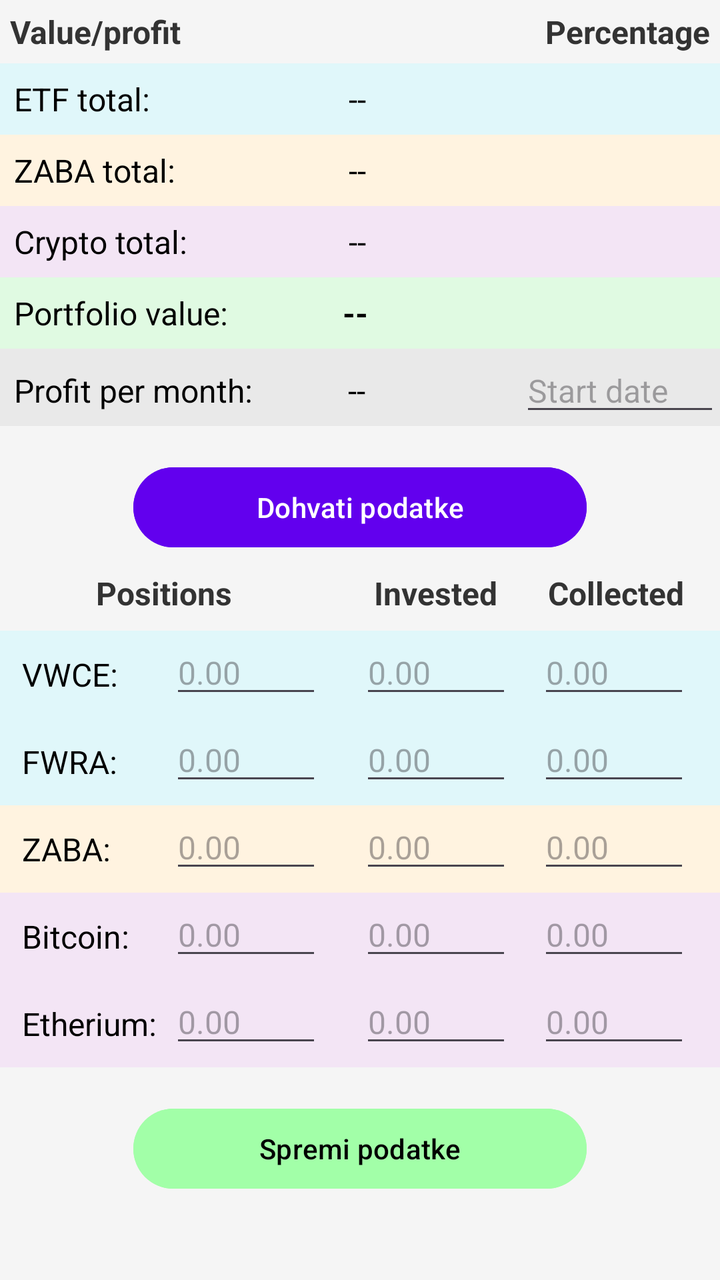
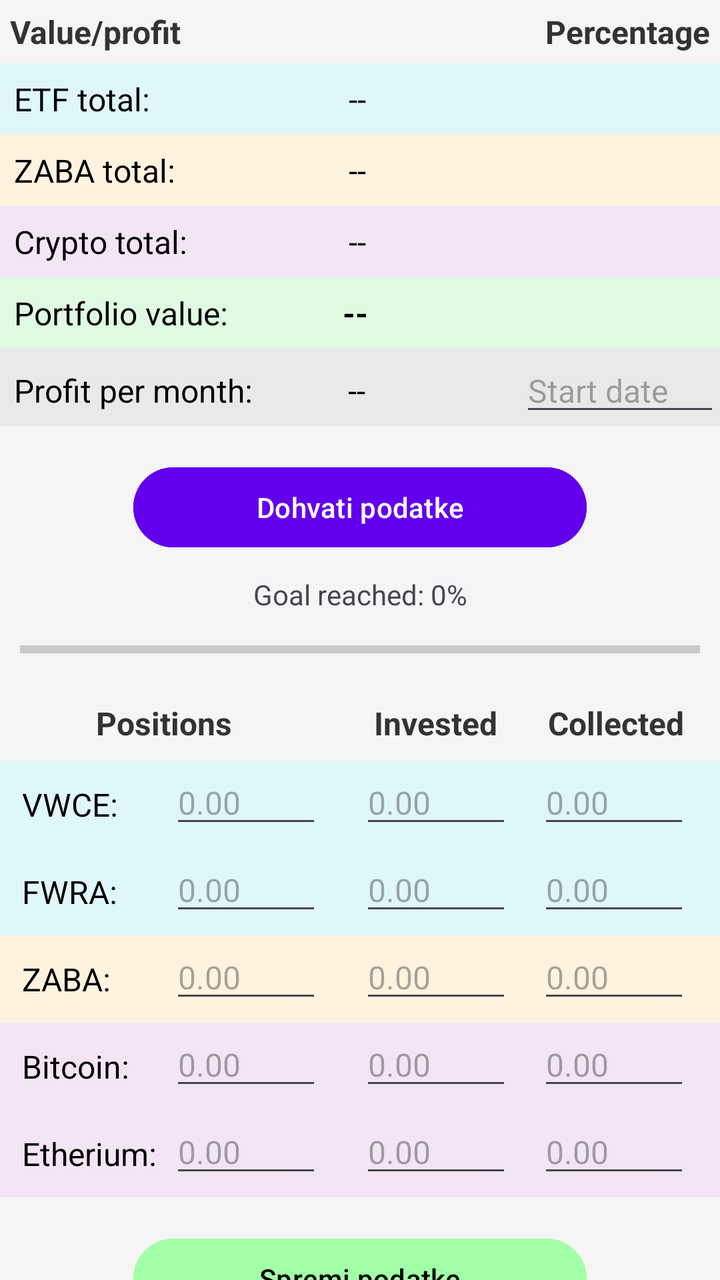

Compare the two renders of this Android layout. The source of the first and the diff that turns it into the second are given below.
<!-- AndroidManifest.xml: application theme Theme.PortfolioViewer -->
<!-- res/layout/home_activity.xml -->
<?xml version="1.0" encoding="utf-8"?>
<androidx.constraintlayout.widget.ConstraintLayout xmlns:android="http://schemas.android.com/apk/res/android"
    xmlns:app="http://schemas.android.com/apk/res-auto"
    xmlns:tools="http://schemas.android.com/tools"
    android:id="@+id/home"
    android:layout_width="match_parent"
    android:layout_height="match_parent"
    tools:context=".MainActivity"
    android:background="#F5F5F5">

    <TextView
        android:id="@+id/valueProfitText"
        android:layout_width="wrap_content"
        android:layout_height="wrap_content"
        android:gravity="start"
        android:padding="5dp"
        android:text="Value/profit"
        android:textColor="#333"
        android:textSize="16sp"
        android:textStyle="bold"
        app:layout_constraintStart_toStartOf="parent"
        app:layout_constraintTop_toTopOf="parent" />

    <TextView
        android:id="@+id/percentageText"
        android:layout_width="wrap_content"
        android:layout_height="wrap_content"
        android:text="Percentage"
        android:textSize="16sp"
        android:textStyle="bold"
        android:textColor="#333"
        android:padding="5dp"
        app:layout_constraintTop_toTopOf="parent"
        app:layout_constraintEnd_toEndOf="parent"
        android:gravity="end"/>

    
    <FrameLayout
        android:id="@+id/etfFrame"
        android:layout_width="match_parent"
        android:layout_height="wrap_content"
        app:layout_constraintTop_toBottomOf="@+id/percentageText"
        app:layout_constraintStart_toStartOf="parent"
        app:layout_constraintEnd_toEndOf="parent">
        <TextView
            android:layout_width="match_parent"
            android:layout_height="wrap_content"
            android:text="ETF total:"
            android:textSize="16sp"
            android:textColor="#000"
            android:background="#E0F7FA"
            android:padding="7dp"
            app:layout_constraintTop_toBottomOf="@id/valueProfitText"
            app:layout_constraintStart_toStartOf="parent"
            app:layout_constraintEnd_toEndOf="parent" />

        <TextView
            android:id="@+id/etfValue"
            android:layout_width="95dp"
            android:layout_height="match_parent"
            android:text="--"
            android:textSize="16sp"
            android:padding="7sp"
            android:layout_marginStart="95dp"
            android:textColor="#000"
            android:textAlignment="textEnd"
            />
        <TextView
            android:id="@+id/etfProfit"
            android:layout_width="105dp"
            android:layout_height="match_parent"
            android:textSize="16sp"
            android:padding="7sp"
            android:layout_marginStart="190dp"
            android:textAlignment="textEnd"
            />
        <TextView
            android:id="@+id/etfPercentage"
            android:layout_width="wrap_content"
            android:layout_height="match_parent"
            android:layout_gravity="right"
            android:hint=""
            android:textSize="16sp"
            android:padding="7sp"
            />
    </FrameLayout>

    <FrameLayout
        android:id="@+id/zabaFrame"
        android:layout_width="match_parent"
        android:layout_height="wrap_content"
        app:layout_constraintTop_toBottomOf="@+id/etfFrame"
        app:layout_constraintStart_toStartOf="parent"
        app:layout_constraintEnd_toEndOf="parent">
        
        <TextView
            android:layout_width="match_parent"
            android:layout_height="wrap_content"
            android:text="ZABA total:"
            android:textSize="16sp"
            android:textColor="#000"
            android:background="#FFF3E0"
            android:padding="7sp"
            app:layout_constraintTop_toBottomOf="@id/etfValue"
            app:layout_constraintStart_toStartOf="parent"
            app:layout_constraintEnd_toEndOf="parent" />
        <TextView
            android:id="@+id/zabaValue"
            android:layout_width="95dp"
            android:layout_height="match_parent"
            android:text="--"
            android:textSize="16sp"
            android:padding="7sp"
            android:layout_marginStart="95dp"
            android:textColor="#000"
            android:textAlignment="textEnd"
            />
        <TextView
            android:id="@+id/zabaProfit"
            android:layout_width="105dp"
            android:layout_height="match_parent"
            android:textSize="16sp"
            android:padding="7sp"
            android:layout_marginStart="190dp"
            android:textAlignment="textEnd"
            />

        <TextView
            android:id="@+id/zabaPercentage"
            android:layout_width="wrap_content"
            android:layout_height="match_parent"
            android:layout_gravity="right"
            android:hint=""
            android:textSize="16sp"
            android:padding="7sp"
            />
    </FrameLayout>

    <FrameLayout
        android:id="@+id/cryptoFrame"
        android:layout_width="match_parent"
        android:layout_height="wrap_content"
        app:layout_constraintTop_toBottomOf="@+id/zabaFrame"
        app:layout_constraintStart_toStartOf="parent"
        app:layout_constraintEnd_toEndOf="parent">
        <TextView
            android:layout_width="match_parent"
            android:layout_height="wrap_content"
            android:text="Crypto total:"
            android:textSize="16sp"
            android:textColor="#000"
            android:background="#F3E5F5"
            android:padding="7sp"
            app:layout_constraintTop_toBottomOf="@id/zabaFrame"
            app:layout_constraintStart_toStartOf="parent"
            app:layout_constraintEnd_toEndOf="parent" />
        <TextView
            android:id="@+id/cryptoValue"
            android:layout_width="95dp"
            android:layout_height="match_parent"
            android:text="--"
            android:textSize="16sp"
            android:padding="7sp"
            android:layout_marginStart="95dp"
            android:textColor="#000"
            android:textAlignment="textEnd"
            />
        <TextView
            android:id="@+id/cryptoPercentage"
            android:layout_width="wrap_content"
            android:layout_height="match_parent"
            android:layout_gravity="right"
            android:hint=""
            android:textSize="16sp"
            android:padding="7sp"
            />

        <TextView
            android:id="@+id/cryptoProfit"
            android:layout_width="105dp"
            android:layout_height="match_parent"
            android:layout_marginStart="190dp"
            android:padding="7sp"
            android:textAlignment="textEnd"
            android:textSize="16sp" />
    </FrameLayout>

    <FrameLayout
        android:id="@+id/portfolioFrame"
        android:layout_width="match_parent"
        android:layout_height="wrap_content"
        app:layout_constraintTop_toBottomOf="@+id/cryptoFrame"
        app:layout_constraintStart_toStartOf="parent"
        app:layout_constraintEnd_toEndOf="parent">
        <TextView
            android:layout_width="match_parent"
            android:layout_height="wrap_content"
            android:text="Portfolio value:"
            android:textSize="16sp"
            android:textColor="#000"
            android:background="#E0FAE2"
            android:padding="7sp"
            app:layout_constraintTop_toBottomOf="@id/cryptoFrame"
            app:layout_constraintStart_toStartOf="parent"
            app:layout_constraintEnd_toEndOf="parent" />

        <TextView
            android:id="@+id/portfolioValue"
            android:layout_width="105dp"
            android:layout_height="match_parent"
            android:text="--      "
            android:textSize="16sp"
            android:padding="7sp"
            android:layout_marginStart="110dp"
            android:textColor="#000"
            android:textStyle="bold"
            android:textAlignment="textEnd"
            />
        <TextView
            android:id="@+id/portfolioProfit"
            android:layout_width="wrap_content"
            android:layout_height="match_parent"
            android:textSize="16sp"
            android:padding="7sp"
            android:textStyle="bold"
            android:layout_marginStart="215dp"
            android:textAlignment="textEnd"
            />
    </FrameLayout>

    <FrameLayout
        android:id="@+id/profitFrame"
        android:layout_width="match_parent"
        android:layout_height="wrap_content"
        app:layout_constraintTop_toBottomOf="@+id/portfolioFrame"
        app:layout_constraintStart_toStartOf="parent"
        app:layout_constraintEnd_toEndOf="parent"
        android:background="#E9E9E9">
        <TextView
            android:layout_width="match_parent"
            android:layout_height="match_parent"
            android:text="Profit per month:"
            android:textSize="16sp"
            android:textColor="#000"
            android:padding="7sp"
            android:layout_marginTop="3dp"
            app:layout_constraintTop_toBottomOf="@id/cryptoFrame"
            app:layout_constraintStart_toStartOf="parent"
            app:layout_constraintEnd_toEndOf="parent"
            />

        <TextView
            android:id="@+id/profitPerMonth"
            android:layout_width="wrap_content"
            android:layout_height="match_parent"
            android:text="        --"
            android:textSize="16sp"
            android:layout_marginTop="3dp"
            android:padding="7sp"
            android:layout_marginStart="135dp"
            android:textColor="#000"
            />

        <EditText
            android:id="@+id/startOfInvestingDate"
            android:layout_width="100dp"
            android:layout_height="wrap_content"
            android:hint="Start date"
            android:focusable="false"
            android:clickable="true"
            android:inputType="none"
            android:layout_gravity="end"
            android:textSize="16sp"/>
    </FrameLayout>

    
    <Button
        android:id="@+id/fetchButton"
        android:layout_width="0dp"
        android:layout_height="wrap_content"
        android:text="Dohvati podatke"
        android:textAllCaps="false"
        android:backgroundTint="#6200EE"
        android:textColor="#FFFFFF"
        android:padding="7sp"
        android:layout_marginTop="50px"
        android:layout_marginLeft="200px"
        android:layout_marginRight="200px"
        app:layout_constraintTop_toBottomOf="@id/profitFrame"
        app:layout_constraintStart_toStartOf="parent"
        app:layout_constraintEnd_toEndOf="parent" />

    <TextView
        android:id="@+id/positionsText"
        android:layout_width="wrap_content"
        android:layout_height="wrap_content"
        android:padding="8dp"
        android:text="Positions"
        android:textColor="#333"
        android:textSize="16sp"
        android:textStyle="bold"
        android:layout_marginStart="40dp"
        app:layout_constraintStart_toStartOf="parent"
        app:layout_constraintTop_toBottomOf="@+id/fetchButton" />

    <TextView
        android:id="@+id/investedText"
        android:layout_width="wrap_content"
        android:layout_height="wrap_content"
        android:padding="8dp"
        android:text="Invested"
        android:textColor="#333"
        android:textSize="16sp"
        android:textStyle="bold"
        app:layout_constraintStart_toEndOf="@+id/positionsText"
        app:layout_constraintTop_toBottomOf="@+id/fetchButton"
        android:layout_marginLeft="55dp" />

    <TextView
        android:id="@+id/collectedText"
        android:layout_width="wrap_content"
        android:layout_height="wrap_content"
        android:layout_marginLeft="60dp"
        android:padding="8dp"
        android:text="Collected"
        android:textColor="#333"
        android:textSize="16sp"
        android:textStyle="bold"
        android:gravity="end"
        android:layout_marginRight="10dp"
        app:layout_constraintEnd_toEndOf="parent"
        app:layout_constraintTop_toBottomOf="@+id/fetchButton" />

    <FrameLayout
        android:id="@+id/vwceAmount"
        android:layout_width="match_parent"
        android:layout_height="wrap_content"
        app:layout_constraintTop_toBottomOf="@+id/positionsText"
        app:layout_constraintStart_toStartOf="parent"
        app:layout_constraintEnd_toEndOf="parent">

        <TextView
            android:layout_width="match_parent"
            android:layout_height="wrap_content"
            android:background="#E0F7FA"
            android:text="VWCE:"
            android:textColor="#000"
            android:textSize="16sp"
            android:padding="11sp"
            />
        <EditText
            android:id="@+id/vwceInput"
            android:layout_width="wrap_content"
            android:layout_height="wrap_content"
            android:ems="4"
            android:hint="0.00"
            android:inputType="numberDecimal"
            android:layout_marginStart="85dp"
            android:textSize="16sp"
            />
        <EditText
            android:id="@+id/vwceMoneyInvested"
            android:layout_width="wrap_content"
            android:layout_height="wrap_content"
            android:ems="4"
            android:hint="0.00"
            android:inputType="numberDecimal"
            android:layout_marginEnd="10dp"
            android:layout_marginStart="180dp"
            android:textSize="16sp"
            />
        <EditText
            android:id="@+id/vwceMoneyCollected"
            android:layout_width="wrap_content"
            android:layout_height="wrap_content"
            android:ems="4"
            android:hint="0.00"
            android:inputType="numberDecimal"
            android:layout_marginEnd="15dp"
            android:layout_gravity="end"
            android:textSize="16sp"
            />
    </FrameLayout>

    

    <FrameLayout
        android:id="@+id/fwraAmount"
        android:layout_width="match_parent"
        android:layout_height="wrap_content"
        app:layout_constraintTop_toBottomOf="@+id/vwceAmount"
        app:layout_constraintStart_toStartOf="parent"
        app:layout_constraintEnd_toEndOf="parent">
        <TextView
            android:layout_width="match_parent"
            android:layout_height="wrap_content"
            android:background="#E0F7FA"
            android:enabled="true"
            android:padding="11dp"
            android:text="FWRA:"
            android:textColor="#000"
            android:textSize="16sp" />

        <EditText
            android:id="@+id/fwraInput"
            android:layout_width="wrap_content"
            android:layout_height="wrap_content"
            android:ems="4"
            android:hint="0.00"
            android:layout_marginStart="85dp"
            android:inputType="numberDecimal"
            android:textSize="16sp"
            />
        <EditText
            android:id="@+id/fwraMoneyInvested"
            android:layout_width="wrap_content"
            android:layout_height="wrap_content"
            android:ems="4"
            android:hint="0.00"
            android:inputType="numberDecimal"
            android:layout_marginEnd="10dp"
            android:layout_marginStart="180dp"
            android:textSize="16sp"/>
        <EditText
            android:id="@+id/fwraMoneyCollected"
            android:layout_width="wrap_content"
            android:layout_height="wrap_content"
            android:ems="4"
            android:hint="0.00"
            android:inputType="numberDecimal"
            android:layout_marginEnd="15dp"
            android:layout_gravity="end"
            android:textSize="16sp"
            />
    </FrameLayout>

    
    <FrameLayout
        android:id="@+id/zabaAmount"
        android:layout_width="match_parent"
        android:layout_height="wrap_content"
        app:layout_constraintTop_toBottomOf="@+id/fwraAmount"
        app:layout_constraintStart_toStartOf="parent"
        app:layout_constraintEnd_toEndOf="parent">
        <TextView
            android:layout_width="match_parent"
            android:layout_height="wrap_content"
            android:background="#FFF3E0"
            android:enabled="true"
            android:padding="11dp"
            android:text="ZABA:"
            android:textColor="#000"
            android:textSize="16sp" />

        <EditText
            android:id="@+id/zabaInput"
            android:layout_width="wrap_content"
            android:layout_height="wrap_content"
            android:ems="4"
            android:hint="0.00"
            android:layout_marginStart="85dp"
            android:inputType="numberDecimal"
            android:textSize="16sp"
            />
        <EditText
            android:id="@+id/zabaMoneyInvested"
            android:layout_width="wrap_content"
            android:layout_height="wrap_content"
            android:ems="4"
            android:hint="0.00"
            android:inputType="numberDecimal"
            android:layout_marginEnd="10dp"
            android:layout_marginStart="180dp"
            android:textSize="16sp"
            />
        <EditText
            android:id="@+id/zabaMoneyCollected"
            android:layout_width="wrap_content"
            android:layout_height="wrap_content"
            android:ems="4"
            android:hint="0.00"
            android:inputType="numberDecimal"
            android:layout_marginEnd="15dp"
            android:layout_gravity="end"
            android:textSize="16sp"
            />
    </FrameLayout>

    

    <FrameLayout
        android:id="@+id/bitcoinAmount"
        android:layout_width="match_parent"
        android:layout_height="wrap_content"
        app:layout_constraintTop_toBottomOf="@+id/zabaAmount"
        app:layout_constraintStart_toStartOf="parent"
        app:layout_constraintEnd_toEndOf="parent">
        <TextView
            android:layout_width="match_parent"
            android:layout_height="wrap_content"
            android:background="#F3E5F5"
            android:enabled="true"
            android:padding="11dp"
            android:text="Bitcoin:"
            android:textColor="#000"
            android:textSize="16sp"
            />
        <EditText
            android:id="@+id/bitcoinInput"
            android:layout_width="wrap_content"
            android:layout_height="wrap_content"
            android:ems="4"
            android:hint="0.00"
            android:layout_marginStart="85dp"
            android:inputType="numberDecimal"
            android:textSize="16sp"
            />
        <EditText
            android:id="@+id/bitcoinMoneyInvested"
            android:layout_width="wrap_content"
            android:layout_height="wrap_content"
            android:ems="4"
            android:hint="0.00"
            android:inputType="numberDecimal"
            android:layout_marginEnd="10dp"
            android:layout_marginStart="180dp"
            android:textSize="16sp"
            />
        <EditText
            android:id="@+id/bitcoinMoneyCollected"
            android:layout_width="wrap_content"
            android:layout_height="wrap_content"
            android:ems="4"
            android:hint="0.00"
            android:inputType="numberDecimal"
            android:layout_marginEnd="15dp"
            android:layout_gravity="end"
            android:textSize="16sp"
            />
    </FrameLayout>

    

    <FrameLayout
        android:id="@+id/etheriumAmount"
        android:layout_width="match_parent"
        android:layout_height="wrap_content"
        app:layout_constraintTop_toBottomOf="@+id/bitcoinAmount"
        app:layout_constraintStart_toStartOf="parent"
        app:layout_constraintEnd_toEndOf="parent">

        <TextView
            android:layout_width="match_parent"
            android:layout_height="wrap_content"
            android:background="#F3E5F5"
            android:enabled="true"
            android:padding="11dp"
            android:text="Etherium:"
            android:textColor="#000"
            android:textSize="16sp"
            />

        <EditText
            android:id="@+id/etheriumInput"
            android:layout_width="wrap_content"
            android:layout_height="wrap_content"
            android:ems="4"
            android:hint="0.00"
            android:layout_marginStart="85dp"
            android:textSize="16sp"
            android:inputType="numberDecimal"
            />
        <EditText
            android:id="@+id/etheriumMoneyInvested"
            android:layout_width="wrap_content"
            android:layout_height="wrap_content"
            android:ems="4"
            android:hint="0.00"
            android:inputType="numberDecimal"
            android:layout_marginEnd="10dp"
            android:layout_marginStart="180dp"
            android:textSize="16sp"
            />
        <EditText
            android:id="@+id/etheriumMoneyCollected"
            android:layout_width="wrap_content"
            android:layout_height="wrap_content"
            android:ems="4"
            android:hint="0.00"
            android:inputType="numberDecimal"
            android:layout_marginEnd="15dp"
            android:layout_gravity="end"
            android:textSize="16sp"
            />
    </FrameLayout>

    <Button
        android:id="@+id/saveButton"
        android:layout_width="0dp"
        android:layout_height="wrap_content"
        android:text="Spremi podatke"
        android:textAllCaps="false"
        android:backgroundTint="#A2FFA8"
        android:textColor="#000000"
        android:layout_marginTop="50px"
        android:layout_marginLeft="200px"
        android:layout_marginRight="200px"
        app:layout_constraintTop_toBottomOf="@id/etheriumAmount"
        app:layout_constraintStart_toStartOf="parent"
        app:layout_constraintEnd_toEndOf="parent" />

</androidx.constraintlayout.widget.ConstraintLayout>
<!-- resources referenced by this layout -->
<resources>
  <style name="Theme.PortfolioViewer" parent="Base.Theme.PortfolioViewer" />
  <style name="Base.Theme.PortfolioViewer" parent="Theme.Material3.DayNight.NoActionBar">
          
          
      </style>
</resources>

<!-- the commit's change to res/layout/home_activity.xml (unified diff, before → after) -->
@@ -291,6 +291,28 @@
         app:layout_constraintEnd_toEndOf="parent" />
 
     <TextView
+        android:id="@+id/progressText"
+        android:layout_width="wrap_content"
+        android:layout_height="wrap_content"
+        app:layout_constraintStart_toStartOf="parent"
+        app:layout_constraintEnd_toEndOf="parent"
+        app:layout_constraintTop_toBottomOf="@id/fetchButton"
+        android:paddingTop="10dp"
+        android:text="Goal reached: 0%" />
+
+    <ProgressBar
+        android:id="@+id/loadingBar"
+        style="?android:attr/progressBarStyleHorizontal"
+        android:layout_width="match_parent"
+        android:layout_height="wrap_content"
+        android:progress="0"
+        app:layout_constraintTop_toBottomOf="@id/progressText"
+        app:layout_constraintStart_toStartOf="parent"
+        app:layout_constraintEnd_toEndOf="parent"
+        android:padding="10dp"
+        />
+
+    <TextView
         android:id="@+id/positionsText"
         android:layout_width="wrap_content"
         android:layout_height="wrap_content"
@@ -301,7 +323,7 @@
         android:textStyle="bold"
         android:layout_marginStart="40dp"
         app:layout_constraintStart_toStartOf="parent"
-        app:layout_constraintTop_toBottomOf="@+id/fetchButton" />
+        app:layout_constraintTop_toBottomOf="@+id/loadingBar" />
 
     <TextView
         android:id="@+id/investedText"
@@ -313,7 +335,7 @@
         android:textSize="16sp"
         android:textStyle="bold"
         app:layout_constraintStart_toEndOf="@+id/positionsText"
-        app:layout_constraintTop_toBottomOf="@+id/fetchButton"
+        app:layout_constraintTop_toBottomOf="@+id/loadingBar"
         android:layout_marginLeft="55dp" />
 
     <TextView
@@ -329,7 +351,7 @@
         android:gravity="end"
         android:layout_marginRight="10dp"
         app:layout_constraintEnd_toEndOf="parent"
-        app:layout_constraintTop_toBottomOf="@+id/fetchButton" />
+        app:layout_constraintTop_toBottomOf="@+id/loadingBar" />
 
     <FrameLayout
         android:id="@+id/vwceAmount"
